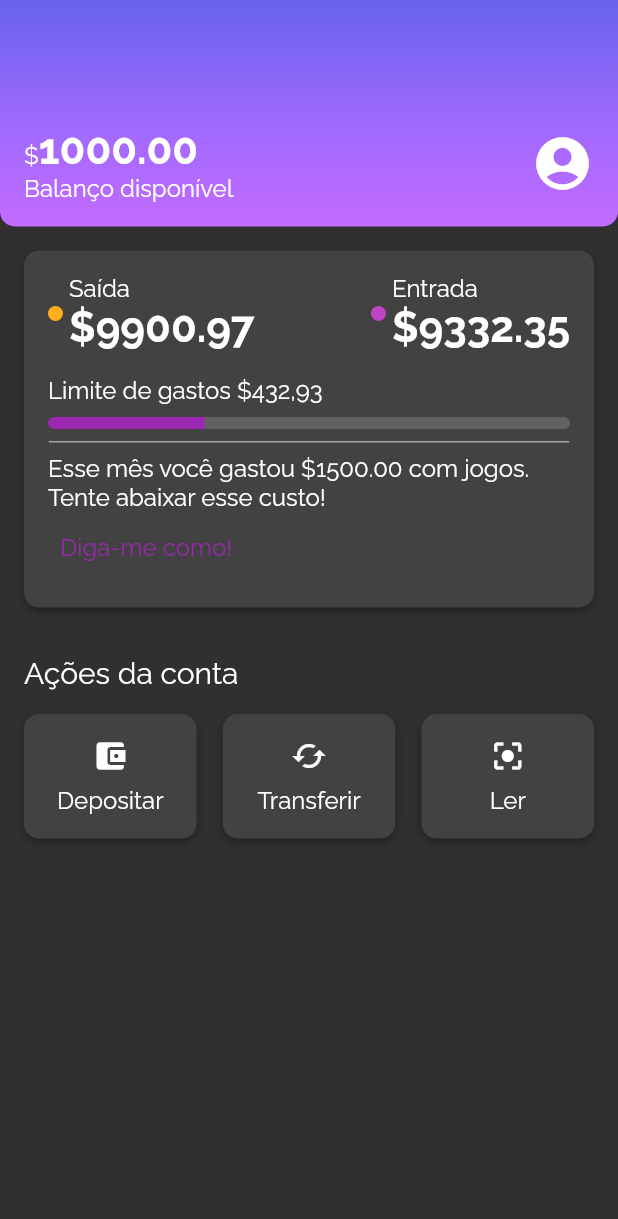
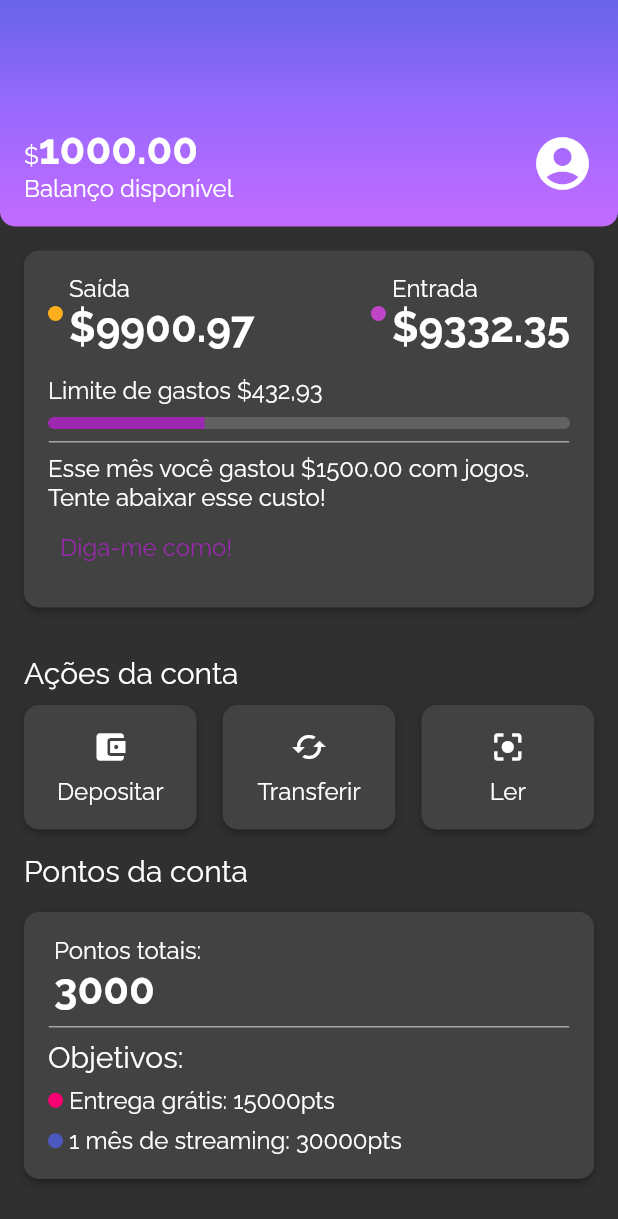
Before and after one commit to andrey-araujo/alubank, a Flutter app: the screen it shows after launch, on a phone screen of 412 x 824 dp. Shown: the top 1219 px of the screen. Run offline on Flutter 3.47's test engine with Material 2 defaults, Android fonts, the phone set to English and light mode, and no system bars.

Commit message:
#aula06.09 challenge: did the account points card with all features learn previously

```diff
--- a/lib/components/sections/account_actions.dart
+++ b/lib/components/sections/account_actions.dart
@@ -12,7 +12,7 @@ class AccountActions extends StatelessWidget {
         crossAxisAlignment: CrossAxisAlignment.start,
         children: [
           Padding(
-            padding: const EdgeInsets.only(bottom: 16.0),
+            padding: const EdgeInsets.only(bottom: 10.0),
             child: Text(
               'Ações da conta',
               style: Theme.of(context).textTheme.titleMedium,
--- /dev/null
+++ b/lib/components/sections/account_score.dart
@@ -0,0 +1,94 @@
+import 'package:alubank/components/box_card.dart';
+import 'package:alubank/themes/theme_colors.dart';
+import 'package:flutter/material.dart';
+
+import '../color_dot.dart';
+import '../divisor.dart';
+
+class AccountScore extends StatelessWidget {
+  const AccountScore({Key? key}) : super(key: key);
+
+  @override
+  Widget build(BuildContext context) {
+    return Padding(
+      padding: const EdgeInsets.only(right: 16, left: 16, bottom: 16),
+      child: Column(
+        crossAxisAlignment: CrossAxisAlignment.start,
+        children: [
+          Padding(
+            padding: const EdgeInsets.only(bottom: 16.0),
+            child: Text(
+              'Pontos da conta',
+              style: Theme.of(context).textTheme.titleMedium,
+            ),
+          ),
+          const BoxCard(boxContent: _AccountScoreContent()),
+        ],
+      ),
+    );
+  }
+}
+
+class _AccountScoreContent extends StatelessWidget {
+  const _AccountScoreContent({Key? key}) : super(key: key);
+
+  @override
+  Widget build(BuildContext context) {
+    return Column(
+      crossAxisAlignment: CrossAxisAlignment.start,
+      children: [
+        Row(
+          mainAxisAlignment: MainAxisAlignment.spaceBetween,
+          children: [
+            Row(
+              children: [
+                const Padding(
+                  padding: EdgeInsets.only(right: 4),
+                ),
+                Column(
+                  crossAxisAlignment: CrossAxisAlignment.start,
+                  children: [
+                    const Text('Pontos totais:'),
+                    Text(
+                      '3000',
+                      style: Theme.of(context).textTheme.bodyLarge,
+                    ),
+                  ],
+                )
+              ],
+            ),
+          ],
+        ),
+        const Padding(
+          padding: EdgeInsets.only(top: 8.0, bottom: 8.0),
+          child: Divisor(),
+        ),
+        Text(
+          'Objetivos:',
+          style: Theme.of(context).textTheme.titleMedium,
+        ),
+        Padding(
+          padding: const EdgeInsets.only(top: 8.0, bottom: 8.0),
+          child: Row(
+            children: [
+              Padding(
+                padding: const EdgeInsets.only(right: 4.0),
+                child: ColorDot(color: ThemeColors.pointSection['delivery']),
+              ),
+              const Text('Entrega grátis: 15000pts'),
+            ],
+          ),
+        ),
+        Row(
+          children: [
+            Padding(
+              padding: const EdgeInsets.only(right: 4.0),
+              child: ColorDot(color: ThemeColors.pointSection['streaming']),
+            ),
+            const Text('1 mês de streaming: 30000pts'),
+          ],
+        ),
+      ],
+    );
+  }
+}
--- a/lib/screens/home.dart
+++ b/lib/screens/home.dart
@@ -1,10 +1,7 @@
-import 'package:alubank/components/box_card.dart';
-import 'package:alubank/components/color_dot.dart';
-import 'package:alubank/components/divisor.dart';
 import 'package:alubank/components/sections/account_actions.dart';
+import 'package:alubank/components/sections/account_score.dart';
 import 'package:alubank/components/sections/header.dart';
 import 'package:alubank/components/sections/recent_activity.dart';
-import 'package:alubank/themes/theme_colors.dart';
 import 'package:flutter/material.dart';
 
 class Home extends StatelessWidget {
@@ -18,6 +15,7 @@ class Home extends StatelessWidget {
           Header(),
           RecentActivity(),
           AccountActions(),
+          AccountScore(),
         ],
       ),
     );
--- a/lib/themes/theme_colors.dart
+++ b/lib/themes/theme_colors.dart
@@ -12,4 +12,8 @@ class ThemeColors {
     'income': Color.fromRGBO(191, 69, 198, 1.0),
   };
   static const divisor = Color.fromRGBO(166, 166, 166, 1.0);
+  static const pointSection = {
+    'delivery': Color.fromRGBO(250, 0, 112, 1),
+    'streaming': Color.fromRGBO(75, 89, 191, 1),
+  };
 }
```
